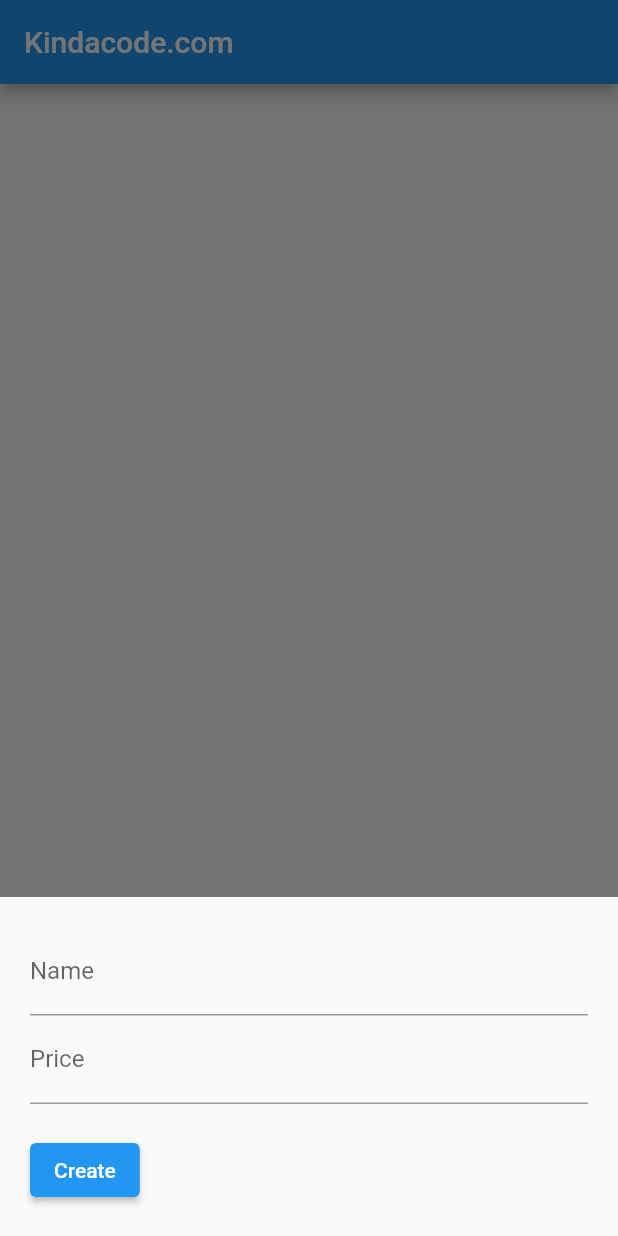
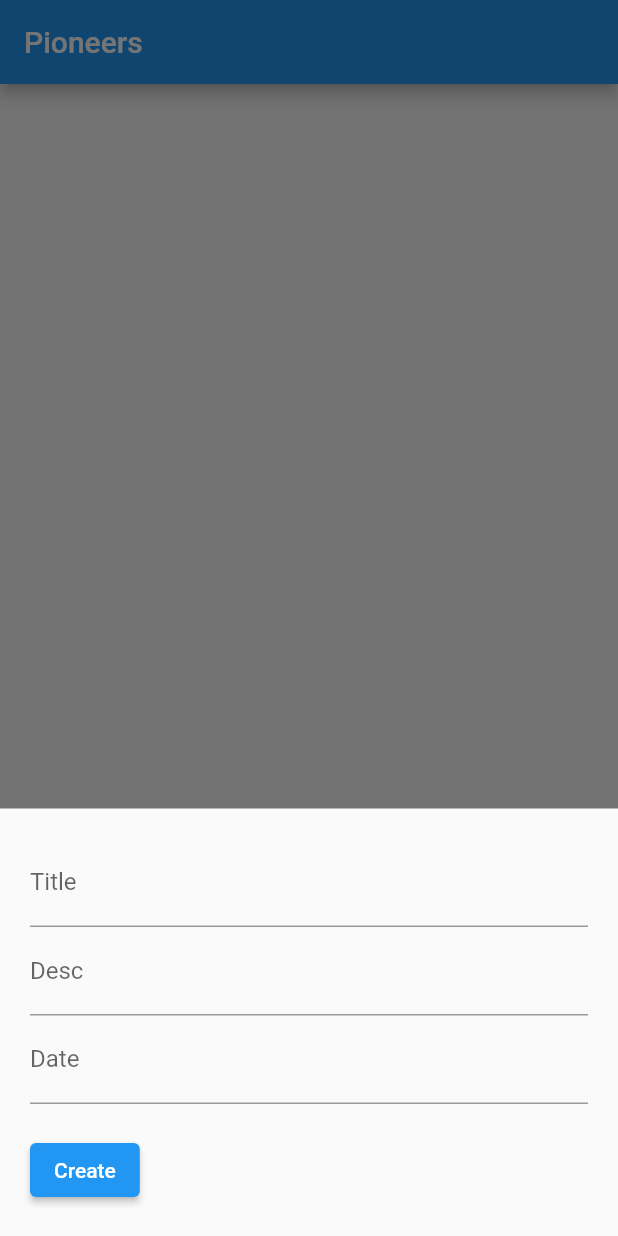
Before and after one commit to aboud-masoud/SatTusFirebaseExample, a Flutter app: the screen it shows after launch, after a tap on the "add" icon, on a phone screen of 412 x 824 dp. Run offline on Flutter 3.47's test engine with Material 2 defaults, Android fonts, the phone set to English and light mode, and no system bars; our stand-ins replace cloud_firestore, firebase_core; accounts and stored records are empty.

Commit message:
undersatnd project

```diff
--- a/lib/main.dart
+++ b/lib/main.dart
@@ -1,7 +1,6 @@
-// main.dart
 import 'package:flutter/material.dart';
 import 'package:firebase_core/firebase_core.dart';
-import 'package:cloud_firestore/cloud_firestore.dart';
+import 'package:sattus_firebase_tutorial/main/main_screen.dart';
 
 void main() async {
   WidgetsFlutterBinding.ensureInitialized();
@@ -17,152 +16,8 @@ class MyApp extends StatelessWidget {
     return const MaterialApp(
       // Remove the debug banner
       debugShowCheckedModeBanner: false,
-      title: 'Kindacode.com',
-      home: HomePage(),
+      title: 'Pioneers',
+      home: MainScreen(),
     );
   }
 }
-
-class HomePage extends StatefulWidget {
-  const HomePage({Key? key}) : super(key: key);
-
-  @override
-  _HomePageState createState() => _HomePageState();
-}
-
-class _HomePageState extends State<HomePage> {
-  // text fields' controllers
-  final TextEditingController _nameController = TextEditingController();
-  final TextEditingController _priceController = TextEditingController();
-
-  final CollectionReference _productss = FirebaseFirestore.instance.collection('products');
-
-  // This function is triggered when the floatting button or one of the edit buttons is pressed
-  // Adding a product if no documentSnapshot is passed
-  // If documentSnapshot != null then update an existing product
-  Future<void> _createOrUpdate([DocumentSnapshot? documentSnapshot]) async {
-    String action = 'create';
-    if (documentSnapshot != null) {
-      action = 'update';
-      _nameController.text = documentSnapshot['name'];
-      _priceController.text = documentSnapshot['price'].toString();
-    }
-
-    await showModalBottomSheet(
-        isScrollControlled: true,
-        context: context,
-        builder: (BuildContext ctx) {
-          return Padding(
-            padding: EdgeInsets.only(
-                top: 20,
-                left: 20,
-                right: 20,
-                // prevent the soft keyboard from covering text fields
-                bottom: MediaQuery.of(ctx).viewInsets.bottom + 20),
-            child: Column(
-              mainAxisSize: MainAxisSize.min,
-              crossAxisAlignment: CrossAxisAlignment.start,
-              children: [
-                TextField(
-                  controller: _nameController,
-                  decoration: const InputDecoration(labelText: 'Name'),
-                ),
-                TextField(
-                  keyboardType: const TextInputType.numberWithOptions(decimal: true),
-                  controller: _priceController,
-                  decoration: const InputDecoration(
-                    labelText: 'Price',
-                  ),
-                ),
-                const SizedBox(
-                  height: 20,
-                ),
-                ElevatedButton(
-                  child: Text(action == 'create' ? 'Create' : 'Update'),
-                  onPressed: () async {
-                    final String? name = _nameController.text;
-                    final double? price = double.tryParse(_priceController.text);
-                    if (name != null && price != null) {
-                      if (action == 'create') {
-                        // Persist a new product to Firestore
-                        await _productss.add({"name": name, "price": price});
-                      }
-
-                      if (action == 'update') {
-                        // Update the product
-                        await _productss.doc(documentSnapshot!.id).update({"name": name, "price": price});
-                      }
-
-                      // Clear the text fields
-                      _nameController.text = '';
-                      _priceController.text = '';
-
-                      // Hide the bottom sheet
-                      Navigator.of(context).pop();
-                    }
-                  },
-                )
-              ],
-            ),
-          );
-        });
-  }
-
-  // Deleteing a product by id
-  Future<void> _deleteProduct(String productId) async {
-    await _productss.doc(productId).delete();
-
-    // Show a snackbar
-    ScaffoldMessenger.of(context).showSnackBar(const SnackBar(content: Text('You have successfully deleted a product')));
-  }
-
-  @override
-  Widget build(BuildContext context) {
-    return Scaffold(
-      appBar: AppBar(
-        title: const Text('Kindacode.com'),
-      ),
-      // Using StreamBuilder to display all products from Firestore in real-time
-      body: StreamBuilder(
-        stream: _productss.snapshots(),
-        builder: (context, AsyncSnapshot<QuerySnapshot> streamSnapshot) {
-          if (streamSnapshot.hasData) {
-            return ListView.builder(
-              itemCount: streamSnapshot.data!.docs.length,
-              itemBuilder: (context, index) {
-                final DocumentSnapshot documentSnapshot = streamSnapshot.data!.docs[index];
-                return Card(
-                  margin: const EdgeInsets.all(10),
-                  child: ListTile(
-                    title: Text(documentSnapshot['name']),
-                    subtitle: Text(documentSnapshot['price'].toString()),
-                    trailing: SizedBox(
-                      width: 100,
-                      child: Row(
-                        children: [
-                          // Press this button to edit a single product
-                          IconButton(icon: const Icon(Icons.edit), onPressed: () => _createOrUpdate(documentSnapshot)),
-                          // This icon button is used to delete a single product
-                          IconButton(icon: const Icon(Icons.delete), onPressed: () => _deleteProduct(documentSnapshot.id)),
-                        ],
-                      ),
-                    ),
-                  ),
-                );
-              },
-            );
-          }
-
-          return const Center(
-            child: CircularProgressIndicator(),
-          );
-        },
-      ),
-      // Add new product
-      floatingActionButton: FloatingActionButton(
-        onPressed: () => _createOrUpdate(),
-        child: const Icon(Icons.add),
-      ),
-    );
-  }
-}
--- /dev/null
+++ b/lib/main/main_bloc.dart
@@ -0,0 +1,16 @@
+import 'package:cloud_firestore/cloud_firestore.dart';
+import 'package:flutter/material.dart';
+
+class MainBloc {
+  // text fields' controllers
+  final TextEditingController titleController = TextEditingController();
+  final TextEditingController descController = TextEditingController();
+  final TextEditingController dateController = TextEditingController();
+
+  final CollectionReference productss = FirebaseFirestore.instance.collection('todo');
+
+  // Deleteing a product by id
+  Future<void> deleteProduct(String productId) async {
+    return await productss.doc(productId).delete();
+  }
+}
--- /dev/null
+++ b/lib/main/main_screen.dart
@@ -0,0 +1,149 @@
+import 'package:flutter/material.dart';
+import 'package:cloud_firestore/cloud_firestore.dart';
+import 'package:sattus_firebase_tutorial/main/main_bloc.dart';
+
+class MainScreen extends StatefulWidget {
+  const MainScreen({Key? key}) : super(key: key);
+
+  @override
+  _MainScreenState createState() => _MainScreenState();
+}
+
+class _MainScreenState extends State<MainScreen> {
+  var bloc = MainBloc();
+
+  @override
+  Widget build(BuildContext context) {
+    return Scaffold(
+      appBar: AppBar(
+        title: const Text('Pioneers'),
+      ),
+      // Using StreamBuilder to display all products from Firestore in real-time
+      body: StreamBuilder(
+        stream: bloc.productss.snapshots(),
+        builder: (context, AsyncSnapshot<QuerySnapshot> streamSnapshot) {
+          if (streamSnapshot.hasData) {
+            return ListView.builder(
+              itemCount: streamSnapshot.data!.docs.length,
+              itemBuilder: (context, index) {
+                final DocumentSnapshot documentSnapshot = streamSnapshot.data!.docs[index];
+                return Card(
+                  margin: const EdgeInsets.all(10),
+                  child: ListTile(
+                    title: Text(documentSnapshot['title']),
+                    subtitle: Text(documentSnapshot['desc']),
+                    trailing: SizedBox(
+                      width: 155,
+                      child: Row(
+                        children: [
+                          Text(documentSnapshot['date']),
+                          // Press this button to edit a single product
+                          IconButton(icon: const Icon(Icons.edit), onPressed: () => _createOrUpdate(documentSnapshot)),
+                          // This icon button is used to delete a single product
+                          IconButton(
+                            icon: const Icon(Icons.delete),
+                            onPressed: () => bloc.deleteProduct(documentSnapshot.id).then((value) {
+                              ScaffoldMessenger.of(context).showSnackBar(const SnackBar(content: Text('You have successfully deleted the product')));
+                            }),
+                          ),
+                        ],
+                      ),
+                    ),
+                  ),
+                );
+              },
+            );
+          }
+          return loading();
+        },
+      ),
+      // Add new product
+      floatingActionButton: FloatingActionButton(
+        onPressed: () => _createOrUpdate(),
+        child: const Icon(Icons.add),
+      ),
+    );
+  }
+
+  Widget loading() {
+    return const Center(
+      child: CircularProgressIndicator(),
+    );
+  }
+
+  Future<void> _createOrUpdate([DocumentSnapshot? documentSnapshot]) async {
+    bloc.titleController.text = "";
+    bloc.descController.text = '';
+    String action = 'create';
+    if (documentSnapshot != null) {
+      action = 'update';
+      bloc.titleController.text = documentSnapshot['title'];
+      bloc.descController.text = documentSnapshot['desc'];
+      bloc.dateController.text = documentSnapshot['date'];
+    }
+
+    await showModalBottomSheet(
+        isScrollControlled: true,
+        context: context,
+        builder: (BuildContext ctx) {
+          return Padding(
+            padding: EdgeInsets.only(top: 20, left: 20, right: 20, bottom: MediaQuery.of(ctx).viewInsets.bottom + 20),
+            child: Column(
+              mainAxisSize: MainAxisSize.min,
+              crossAxisAlignment: CrossAxisAlignment.start,
+              children: [
+                TextField(
+                  controller: bloc.titleController,
+                  decoration: const InputDecoration(labelText: 'Title'),
+                ),
+                TextField(
+                  controller: bloc.descController,
+                  decoration: const InputDecoration(
+                    labelText: 'Desc',
+                  ),
+                ),
+                TextField(
+                  controller: bloc.dateController,
+                  decoration: const InputDecoration(labelText: 'Date'),
+                ),
+                const SizedBox(
+                  height: 20,
+                ),
+                ElevatedButton(
+                  child: Text(action == 'create' ? 'Create' : 'Update'),
+                  onPressed: () async {
+                    final String? title = bloc.titleController.text;
+                    final String? desc = bloc.descController.text;
+                    final String? date = bloc.dateController.text;
+                    if (title != null) {
+                      if (desc != null) {
+                        if (action == 'create') {
+                          // Persist a new product to Firestore
+                          await bloc.productss.add({"title": title, "desc": desc, "date": date});
+                        } else if (action == 'update') {
+                          // Update the product
+                          await bloc.productss.doc(documentSnapshot!.id).update({"title": title, "desc": desc, "date": date});
+                        }
+
+                        // Clear the text fields
+                        bloc.titleController.text = '';
+                        bloc.descController.text = '';
+
+                        // Hide the bottom sheet
+                        Navigator.of(context).pop();
+                      } else {
+                        Navigator.of(context).pop();
+                        ScaffoldMessenger.of(context).showSnackBar(const SnackBar(content: Text('You have to fill price')));
+                      }
+                    } else {
+                      Navigator.of(context).pop();
+                      ScaffoldMessenger.of(context).showSnackBar(const SnackBar(content: Text('You have to fill name')));
+                    }
+                  },
+                )
+              ],
+            ),
+          );
+        });
+  }
+}
--- a/pubspec.yaml
+++ b/pubspec.yaml
@@ -34,8 +34,8 @@ dependencies:
   # The following adds the Cupertino Icons font to your application.
   # Use with the CupertinoIcons class for iOS style icons.
   cupertino_icons: ^1.0.2
-  firebase_core: ^1.0.1
-  cloud_firestore: ^1.0.1
+  firebase_core: ^1.12.0
+  cloud_firestore: ^3.1.7
 
 dev_dependencies:
   flutter_test:
```
Also changed, not shown: pubspec.lock, 3 other files.
